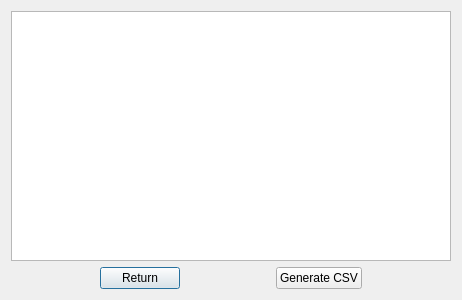
Above: graphical-client/queried_table_screen.ui from GTA-UFRJ/CACIC-Use-Case before the change. Below: the same form after it.
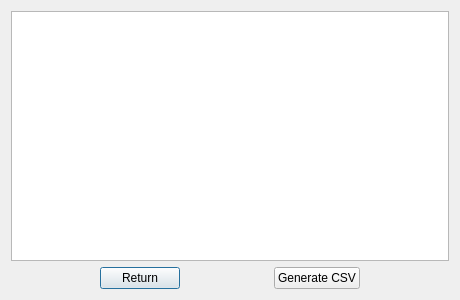
That is the form after the change.

Commit message: Fix screens problems

Diff of the .ui file:
```diff
--- a/graphical-client/queried_table_screen.ui
+++ b/graphical-client/queried_table_screen.ui
@@ -6,16 +6,35 @@
    <rect>
     <x>0</x>
     <y>0</y>
-    <width>462</width>
+    <width>460</width>
     <height>300</height>
    </rect>
   </property>
+  <property name="minimumSize">
+   <size>
+    <width>460</width>
+    <height>0</height>
+   </size>
+  </property>
+  <property name="maximumSize">
+   <size>
+    <width>460</width>
+    <height>16777215</height>
+   </size>
+  </property>
   <property name="windowTitle">
    <string>Dialog</string>
   </property>
   <layout class="QVBoxLayout" name="verticalLayout">
    <item>
-    <widget class="QTableWidget" name="table"/>
+    <widget class="QTableWidget" name="table">
+     <property name="minimumSize">
+      <size>
+       <width>0</width>
+       <height>0</height>
+      </size>
+     </property>
+    </widget>
    </item>
    <item>
     <layout class="QHBoxLayout" name="horizontalLayout">
```
The commit also changes 15 other files.
